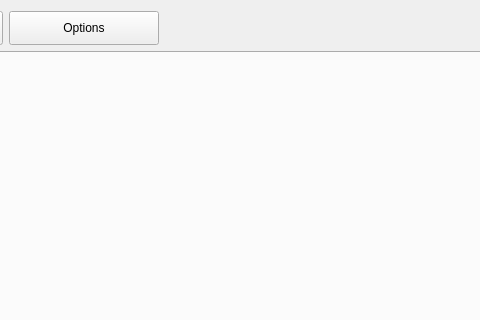
Before: the Qt Designer form ui/main.ui in olk90/shift, drawn with Qt 5; both pictures show x 314 to 794 and y 0 to 320 of the 877 by 673 pixel window.
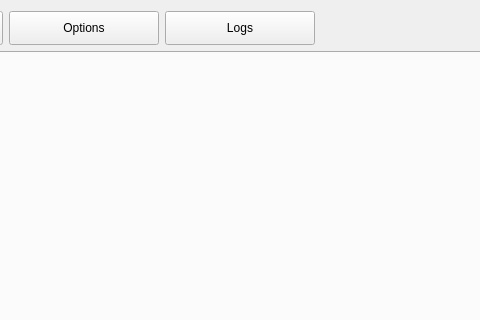
After: the same form once the commit is applied.

Commit message: implemented dialog to display current logfiles

The edit to the form file:
```diff
--- a/ui/main.ui
+++ b/ui/main.ui
@@ -75,6 +75,19 @@
          </property>
         </widget>
        </item>
+       <item>
+        <widget class="QPushButton" name="logButton">
+         <property name="minimumSize">
+          <size>
+           <width>150</width>
+           <height>34</height>
+          </size>
+         </property>
+         <property name="text">
+          <string>Logs</string>
+         </property>
+        </widget>
+       </item>
        <item>
         <spacer name="horizontalSpacer">
          <property name="orientation">
```
The commit also changes 7 other files.
